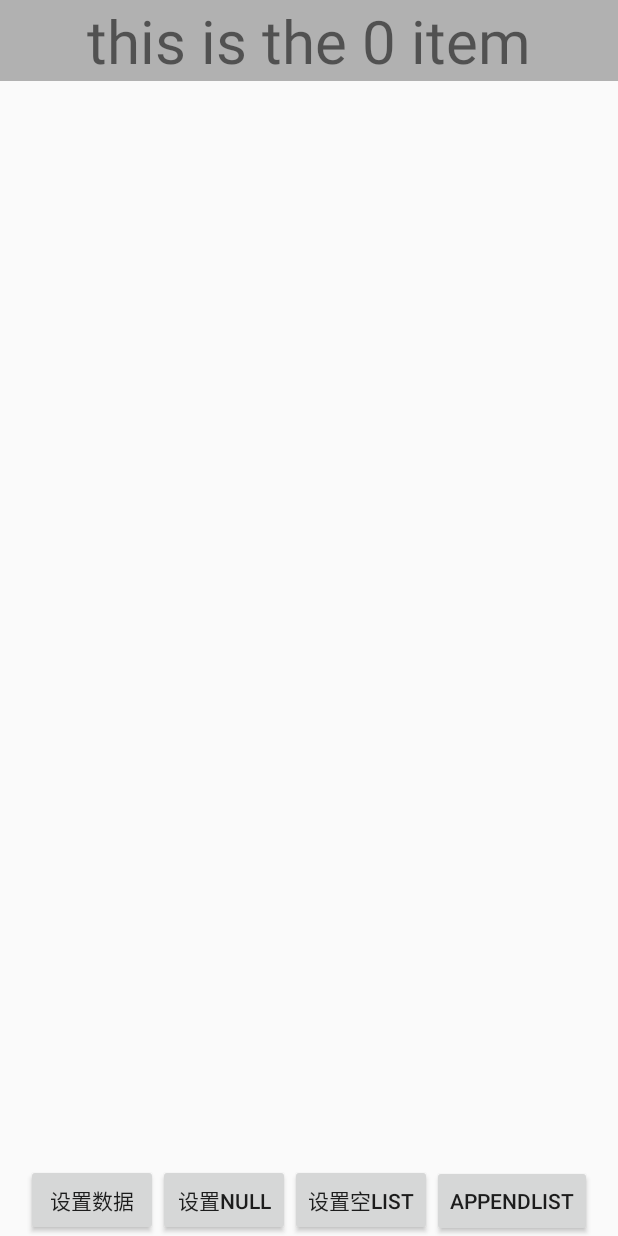
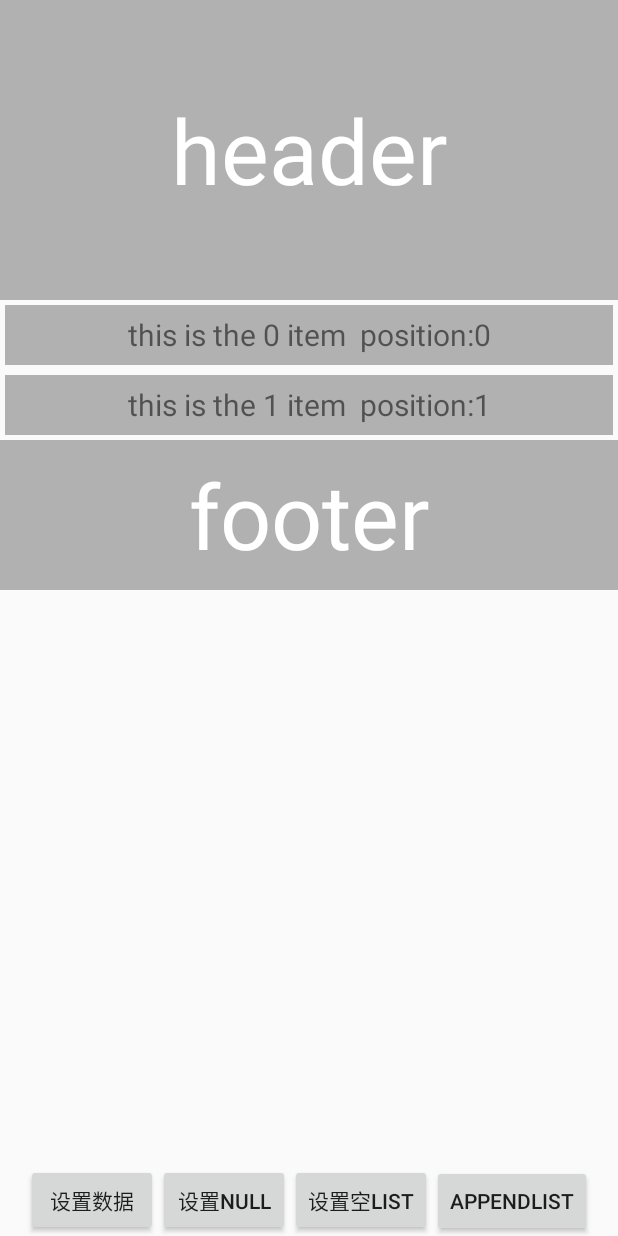
Before and after one commit to bigdongdong/YiYunDemo, an Android app: the EmptyAdapterActivity screen opened directly, with no data from a screen before it, after a tap on "设置数据", on a phone screen of 412 x 824 dp. Run offline under Robolectric (Android 15) with nearby library versions, the phone set to English and light mode, and no system bars.

Commit message:
HFEAdapter 研制成功

```diff
--- a/app/src/main/java/com/chen/firstdemo/empty_recyclerview/EmptyAdapterActivity.java
+++ b/app/src/main/java/com/chen/firstdemo/empty_recyclerview/EmptyAdapterActivity.java
@@ -27,7 +27,7 @@ public class EmptyAdapterActivity extends AppCompatActivity {
     RecyclerView recyclerView ;
     Button button1,button2,button3,button4 ;
 
-    List<String> list = new ArrayList<>();
+    List<String> list;
     @Override
     protected void onCreate(Bundle savedInstanceState) {
         super.onCreate(savedInstanceState);
@@ -41,20 +41,12 @@ public class EmptyAdapterActivity extends AppCompatActivity {
         button4 = findViewById(R.id.button4);
         recyclerView.setLayoutManager(new LinearLayoutManager(context,LinearLayoutManager.VERTICAL,false));
 
-        MyAdapter adapter = new MyAdapter(context) {
-            @Override
-            void deal(MyViewHolder holder, String data) {
-                holder.textView.setText(data);
-            }
-        };
+        MyAdapter adapter = new MyAdapter(context);
         recyclerView.setAdapter(adapter);
 
-        for (int i = 0; i < 1; i++) {
-            list.add("this is the "+i+" item");
-        }
 
         button1.setOnClickListener(view -> {
-            adapter.update(list);
+            adapter.update(getList());
         });
         button2.setOnClickListener(view -> {
             adapter.update(null);
@@ -63,12 +55,22 @@ public class EmptyAdapterActivity extends AppCompatActivity {
             adapter.update(new ArrayList<>());
         });
         button4.setOnClickListener(view -> {
-            adapter.append(list);
+            adapter.append(getList());
         });
+
+    }
+
+    List<String> getList(){
+        list = new ArrayList<>();
+
+        for (int i = 0; i < 2; i++) {
+            list.add("this is the "+i+" item");
+        }
+        return list ;
     }
 
 
-    abstract class MyAdapter extends EmptyAdapter<String,MyAdapter.MyViewHolder> {
+    class MyAdapter extends HFEAdapter<String,MyAdapter.MyViewHolder> {
 
         protected MyAdapter(Context context) {
             super(context);
@@ -76,19 +78,17 @@ public class EmptyAdapterActivity extends AppCompatActivity {
 
         @Override
         protected Object getEmptyIdOrView() {
-            ImageView imageView = new ImageView(context);
-            RelativeLayout.LayoutParams params = new RelativeLayout.LayoutParams(RelativeLayout.LayoutParams.MATCH_PARENT,
-                    RelativeLayout.LayoutParams.WRAP_CONTENT);
-            params.setMargins(0,200,0,0);
-            imageView.setLayoutParams(params);
-            imageView.setImageResource(R.mipmap.empty);
-            imageView.setOnClickListener(new View.OnClickListener() {
-                @Override
-                public void onClick(View v) {
-                    Toast.makeText(context,"我被点击了！",Toast.LENGTH_SHORT).show();
-                }
-            });
-            return imageView;
+            return R.layout.item_empty;
+        }
+
+        @Override
+        protected Object getHeaderIdOrView() {
+            return R.layout.item_header;
+        }
+
+        @Override
+        protected Object getFooterIdOrView() {
+            return R.layout.item_footer;
         }
 
         @Override
@@ -97,11 +97,15 @@ public class EmptyAdapterActivity extends AppCompatActivity {
         }
 
         @Override
-        protected void onBindViewHolder(MyViewHolder holder, String s, int position) {
-            deal(holder,s);
+        protected void onBindViewHolder(MyViewHolder holder, String s, final int position) {
+            holder.textView.setText(s+"  position:"+position);
+            holder.textView.setOnClickListener(new View.OnClickListener() {
+                @Override
+                public void onClick(View v) {
+                    Toast.makeText(context,"position:"+position,Toast.LENGTH_SHORT).show();
+                }
+            });
         }
-
-        abstract void deal(MyViewHolder holder , String data);
 
         class MyViewHolder extends RecyclerView.ViewHolder{
             TextView textView ;
@@ -111,4 +115,6 @@ public class EmptyAdapterActivity extends AppCompatActivity {
             }
         }
     }
+
+
 }
--- /dev/null
+++ b/app/src/main/java/com/chen/firstdemo/empty_recyclerview/HFEAdapter.java
@@ -0,0 +1,190 @@
+package com.chen.firstdemo.empty_recyclerview;
+
+import android.content.Context;
+import android.support.annotation.NonNull;
+import android.support.v7.widget.RecyclerView;
+import android.view.LayoutInflater;
+import android.view.View;
+import android.view.ViewGroup;
+
+import java.util.ArrayList;
+import java.util.List;
+
+/*
+ * Create by chenxiaodong on 2019/11/23 0023 11:54
+ */
+abstract class HFEAdapter<Bean,VH extends RecyclerView.ViewHolder> extends RecyclerView.Adapter{
+    protected final String TAG = "EmptyAdapter->TAG";
+
+    private boolean isInitialize = true ;  //初次加载，也就是recyclerView.setAdapter时，默认显示空白
+    private final int TYPE_HEADER = -9999 ;
+    private final int TYPE_FOOTER = -9998 ;
+    private final int TYPE_EMPTY = -9997 ;
+
+    private boolean isEmpty = false ;
+    private boolean hasHeader = false ;
+    private boolean hasFooter = false ;
+
+    private List<Bean> listData ;
+    protected Context context ;
+
+    protected HFEAdapter(Context context){
+        this.context = context ;
+    }
+
+    public void update(List<Bean> listData){
+        if(isInitialize == true){
+            isInitialize = false ;
+        }
+        this.listData = listData ;
+        notifyDataSetChanged();
+    }
+
+    public void append(List<Bean> listData){
+        if(isInitialize == true){
+            isInitialize = false ;
+        }
+
+        if(this.listData == null){
+            this.listData = new ArrayList<>();
+        }
+        this.listData.addAll(listData);
+        notifyDataSetChanged();
+    }
+
+    protected List<Bean> getList(){
+        return this.listData;
+    }
+
+    protected Bean getBean(int position){
+        if(listData!=null && position < listData.size()){
+            return listData.get(position);
+        }else {
+            return null ;
+        }
+    }
+
+    /**
+     * 之所以提供view的返回选项，是为了多元化空布局的操作空间，让布局view可以跟用户交互
+     * @return 获取布局的布局id或者view实例
+     */
+
+    protected abstract Object getHeaderIdOrView();
+
+    protected abstract Object getFooterIdOrView();
+
+    protected abstract Object getEmptyIdOrView();
+
+
+    protected abstract VH onCreateViewHolder( int itemType ,ViewGroup viewGroup);
+
+    protected abstract void onBindViewHolder(VH holder, Bean bean , int position);
+
+    @NonNull
+    @Override
+    public RecyclerView.ViewHolder onCreateViewHolder(@NonNull ViewGroup viewGroup, int i) {
+        if(i == TYPE_HEADER){
+            if(getHeaderIdOrView() instanceof Integer){
+                return new HFEViewholder(LayoutInflater.from(context).inflate((int) getHeaderIdOrView(),viewGroup,false));
+            }else if(getHeaderIdOrView() instanceof View){
+                return new HFEViewholder((View)getHeaderIdOrView());
+            }else {
+                throw new RuntimeException(" getHeaderIdOrView()只接收布局id或者view类型！！！");
+            }
+        }
+
+        if(i == TYPE_FOOTER){
+            if(getFooterIdOrView() instanceof Integer){
+                return new HFEViewholder(LayoutInflater.from(context).inflate((int) getFooterIdOrView(),viewGroup,false));
+            }else if(getFooterIdOrView() instanceof View){
+                return new HFEViewholder( (View) getFooterIdOrView());
+            }else {
+                throw new RuntimeException(" getFooterIdOrView()只接收布局id或者view类型！！！");
+            }
+        }
+
+        if(i == TYPE_EMPTY){
+            if( getEmptyIdOrView() instanceof Integer){
+                return new HFEViewholder(LayoutInflater.from(context).inflate((int) getEmptyIdOrView(),viewGroup,false));
+            }else if( getEmptyIdOrView() instanceof View){
+                return new HFEViewholder((View) getEmptyIdOrView());
+            }else {
+                throw new RuntimeException(" getEmptyIdOrView()只接收布局id或者view类型！！！");
+            }
+        }
+
+        return onCreateViewHolder(i , viewGroup );
+    }
+
+    @Override
+    public void onBindViewHolder(@NonNull RecyclerView.ViewHolder holder, int i) {
+        if(isEmpty == false){
+            if(hasHeader == true && hasFooter == true && i>0 && i<=listData.size()){//有头有尾
+                onBindViewHolder((VH)holder,listData.get(i-1) , i-1);
+            }
+
+            if(hasHeader == true && hasFooter == false && i>0){//有头没尾
+                onBindViewHolder((VH)holder,listData.get(i-1) , i-1);
+            }
+
+            if(hasHeader == false && hasFooter == true && i<listData.size()){//无头有尾
+                onBindViewHolder((VH)holder,listData.get(i) , i);
+            }
+
+            if(hasHeader == false && hasFooter == false){ //无头无尾
+                onBindViewHolder((VH)holder,listData.get(i) , i);
+            }
+        }
+    }
+
+    @Override
+    public int getItemCount() {
+        if(isInitialize == true){
+            return 0 ;
+        }
+
+        int count = 0 ;
+        if(getHeaderIdOrView() != null){
+            count ++ ;
+            hasHeader = true ;
+        }
+
+        if(getFooterIdOrView() != null){
+            count ++;
+            hasFooter = true ;
+        }
+
+        if(listData == null || listData.size() == 0){
+            isEmpty = (getEmptyIdOrView() != null);
+            return (getEmptyIdOrView() != null) ? 1:0 ;
+        }else{
+            isEmpty = false ;
+            return count + listData.size();
+        }
+    }
+
+    @Override
+    public int getItemViewType(int position) {
+        if(getItemCount() == 1 && isEmpty == true){
+            return TYPE_EMPTY ;
+        }
+
+        if(hasHeader == true && position == 0){
+            return TYPE_HEADER ;
+        }
+
+        if(hasHeader == true && hasFooter == true && position == listData.size()+1){//有头有尾
+            return TYPE_FOOTER ;
+        }else if(hasHeader == false && hasFooter == true  && position == listData.size()){//无头有尾
+            return TYPE_FOOTER ;
+        }
+
+        return super.getItemViewType(position);
+    }
+
+    class HFEViewholder extends RecyclerView.ViewHolder{
+        public HFEViewholder(@NonNull View itemView) {
+            super(itemView);
+        }
+    }
+}
--- /dev/null
+++ b/app/src/main/res/layout/item_footer.xml
@@ -0,0 +1,14 @@
+<?xml version="1.0" encoding="utf-8"?>
+<LinearLayout xmlns:android="http://schemas.android.com/apk/res/android"
+    android:layout_width="match_parent"
+    android:layout_height="100dp">
+
+    <TextView
+        android:textColor="#FFFFFF"
+        android:textSize="60dp"
+        android:gravity="center"
+        android:text="footer"
+        android:background="#50111111"
+        android:layout_width="match_parent"
+        android:layout_height="match_parent" />
+</LinearLayout>
--- a/app/src/main/res/layout/item_general.xml
+++ b/app/src/main/res/layout/item_general.xml
@@ -3,15 +3,15 @@
     android:layout_width="match_parent"
     android:layout_height="wrap_content"
     xmlns:tools="http://schemas.android.com/tools"
-    android:layout_marginBottom="10dp">
+    android:layout_margin="3dp">
 
     <TextView
         android:id="@+id/textView"
         android:background="@color/grey"
         android:gravity="center"
         tools:text="sssss"
-        android:textSize="40dp"
+        android:textSize="20dp"
         android:layout_width="match_parent"
-        android:layout_height="wrap_content"/>
+        android:layout_height="40dp"/>
 
 </LinearLayout>
--- /dev/null
+++ b/app/src/main/res/layout/item_header.xml
@@ -0,0 +1,14 @@
+<?xml version="1.0" encoding="utf-8"?>
+<LinearLayout xmlns:android="http://schemas.android.com/apk/res/android"
+    android:layout_width="match_parent"
+    android:layout_height="200dp">
+
+    <TextView
+        android:textColor="#FFFFFF"
+        android:textSize="60dp"
+        android:gravity="center"
+        android:text="header"
+        android:background="#50111111"
+        android:layout_width="match_parent"
+        android:layout_height="match_parent" />
+</LinearLayout>
```
Also changed, not shown: app/src/main/java/com/chen/firstdemo/empty_recyclerview/EmptyAdapter.java (+11 -6 lines).
